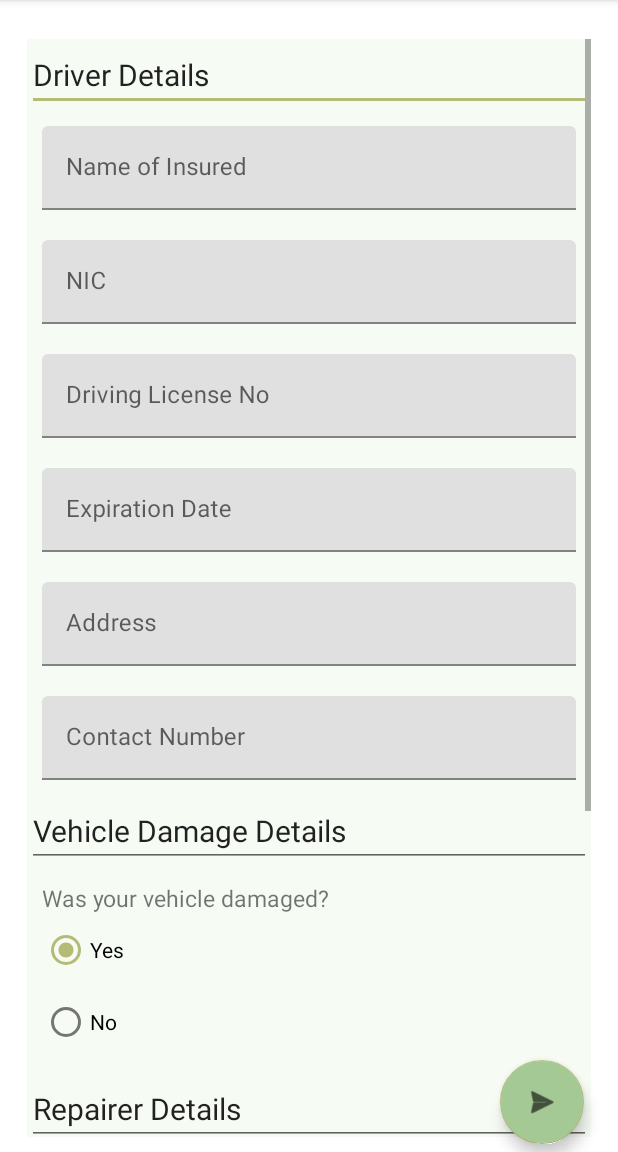
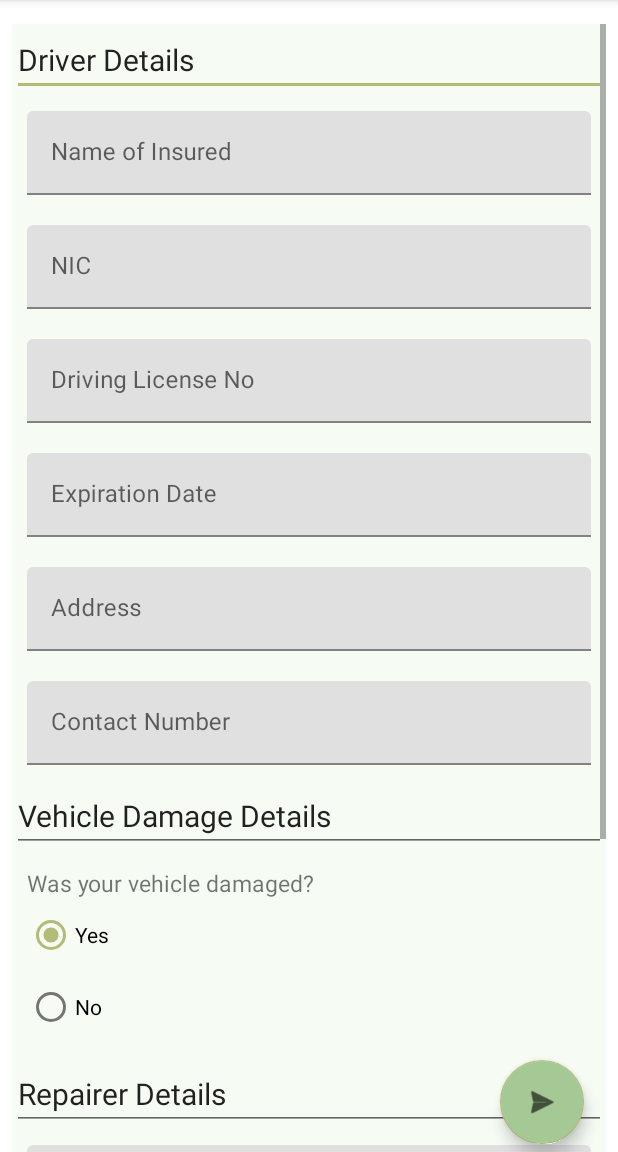
Before and after one commit to mpmadhavig/we-care, an Android app: the ClaimActivity screen opened directly, with no data from a screen before it, on a phone screen of 412 x 824 dp, the part 84-1236 px from its top. Run offline under Robolectric (Android 15) with nearby library versions, the light colour scheme and no system bars.

Commit message:
New changes

```diff
--- a/app/src/main/java/com/project/wecare/ClaimActivity.java
+++ b/app/src/main/java/com/project/wecare/ClaimActivity.java
@@ -10,11 +10,22 @@ import android.view.Menu;
 import android.view.MenuInflater;
 import android.view.MenuItem;
 import android.view.View;
+import android.widget.EditText;
 import android.widget.Toast;
+
+import com.google.android.material.textfield.TextInputEditText;
 
 import java.util.Objects;
 
 public class ClaimActivity extends AppCompatActivity {
+
+    private TextInputEditText driver_name;
+    private TextInputEditText driver_nic;
+    private TextInputEditText driver_driving_license_no;
+    private TextInputEditText driver_license_expiration_date;
+    private TextInputEditText driver_address;
+    private TextInputEditText driver_contact_no;
+
 
     @Override
     protected void onCreate(Bundle savedInstanceState) {
@@ -23,11 +34,45 @@ public class ClaimActivity extends AppCompatActivity {
 
         ActionBar actionBar = getSupportActionBar();
         Objects.requireNonNull(actionBar).setDisplayHomeAsUpEnabled(true);
+
+        driver_name = findViewById(R.id.driver_name);
+        driver_nic = findViewById(R.id.driver_nic);
+        driver_driving_license_no = findViewById(R.id.driver_driving_license_no);
+        driver_license_expiration_date = findViewById(R.id.driver_license_expiration_date);
+        driver_address = findViewById(R.id.driver_address);
+        driver_contact_no = findViewById(R.id.driver_contact_no);
+
+    }
+
+    @Override
+    protected void onSaveInstanceState(@NonNull Bundle outState) {
+        super.onSaveInstanceState(outState);
+
+        outState.putCharSequence("driver_name", driver_name.getText());
+        outState.putCharSequence("driver_nic", driver_nic.getText());
+        outState.putCharSequence("driver_driving_license_no", driver_driving_license_no.getText());
+        outState.putCharSequence("driver_license_expiration_date", driver_license_expiration_date.getText());
+        outState.putCharSequence("driver_address", driver_address.getText());
+        outState.putCharSequence("driver_contact_no", driver_contact_no.getText());
+
+    }
+
+    @Override
+    protected void onRestoreInstanceState(@NonNull Bundle savedInstanceState) {
+        super.onRestoreInstanceState(savedInstanceState);
+
+        driver_name.setText(savedInstanceState.getCharSequence("driver_name"));
+        driver_nic.setText(savedInstanceState.getCharSequence("driver_nic"));
+        driver_driving_license_no.setText(savedInstanceState.getCharSequence("driver_driving_license_no"));
+        driver_license_expiration_date.setText(savedInstanceState.getCharSequence("driver_license_expiration_date"));
+        driver_address.setText(savedInstanceState.getCharSequence("driver_address"));
+        driver_contact_no.setText(savedInstanceState.getCharSequence("driver_contact_no"));
+
     }
 
     @Override
     public boolean onOptionsItemSelected(@NonNull MenuItem item) {
-        startActivity(new Intent(this,WelcomeActivity.class));
+        startActivity(new Intent(this, WelcomeActivity.class));
         return super.onOptionsItemSelected(item);
     }
 
@@ -37,7 +82,7 @@ public class ClaimActivity extends AppCompatActivity {
 
     public void accidentDetails(View view){
         // Todo: next activity
-        Intent intent = new Intent(this, WelcomeActivity.class);
+        Intent intent = new Intent(this, RecordActivity.class);
         startActivity(intent);
     }
 }
--- a/app/src/main/java/com/project/wecare/MainActivity.java
+++ b/app/src/main/java/com/project/wecare/MainActivity.java
@@ -12,8 +12,8 @@ public class MainActivity extends AppCompatActivity {
         super.onCreate(savedInstanceState);
         setContentView(R.layout.activity_main);
 
-        Intent intent = new Intent(this, WelcomeActivity.class);
-        startActivity(intent);
+//        Intent intent = new Intent(this, WelcomeActivity.class);
+//        startActivity(intent);
         finish();
     }
 
--- a/app/src/main/java/com/project/wecare/WelcomeActivity.java
+++ b/app/src/main/java/com/project/wecare/WelcomeActivity.java
@@ -69,7 +69,7 @@ public class WelcomeActivity extends AppCompatActivity {
                 return true;
 
             case R.id.action_new_claim:
-                Intent intent = new Intent(this, RecordActivity.class);
+                Intent intent = new Intent(this, ClaimActivity.class);
                 startActivity(intent);
                 return true;
 
--- a/app/src/main/res/layout/activity_claim.xml
+++ b/app/src/main/res/layout/activity_claim.xml
@@ -6,19 +6,6 @@
     android:layout_width="match_parent"
     android:layout_height="match_parent"
     tools:context=".ClaimActivity">
-
-    <androidx.constraintlayout.widget.ConstraintLayout
-        android:id="@+id/LAY_main"
-        android:layout_width="match_parent"
-        android:layout_height="match_parent"
-        app:layout_constraintBottom_toBottomOf="parent"
-        app:layout_constraintEnd_toEndOf="parent"
-        app:layout_constraintHorizontal_bias="0.0"
-        app:layout_constraintStart_toStartOf="parent"
-        app:layout_constraintTop_toTopOf="parent"
-        android:layout_margin="10dp"
-        app:layout_constraintVertical_bias="1.0">
-
 
     <androidx.constraintlayout.widget.ConstraintLayout
         android:id="@+id/LAY_pageContent"
@@ -35,9 +22,8 @@
         app:layout_constraintTop_toTopOf="parent"
         app:layout_constraintVertical_bias="0.0">
 
-
         <ScrollView
-                android:id="@+id/SCROLL_claimForm"
+            android:id="@+id/scroll_claim_form"
             android:layout_width="match_parent"
             android:layout_height="wrap_content"
             app:layout_constraintBottom_toBottomOf="parent"
@@ -47,20 +33,21 @@
             app:layout_constraintVertical_bias="0.0">
 
             <LinearLayout
-                    android:id="@+id/LINLAY_claimDetails"
+                android:id="@+id/linear_layout_claim_details"
                 android:layout_width="match_parent"
                 android:layout_height="wrap_content"
                 android:orientation="vertical">
 
-
                 <EditText
-                        android:id="@+id/editTextTextPersonName"
+                    android:id="@+id/driver_details"
                     android:layout_width="match_parent"
                     android:layout_height="wrap_content"
                     android:ems="10"
                     android:inputType="textPersonName"
-                        android:text="Driver Details"
-                        android:textSize="20dp" />
+                    android:text="@string/driver_details_hint"
+                    android:textSize="20sp"
+                    android:autofillHints="name"
+                    tools:ignore="LabelFor" />
 
                 <com.google.android.material.textfield.TextInputLayout
                     android:layout_width="match_parent"
@@ -70,7 +57,9 @@
                     <com.google.android.material.textfield.TextInputEditText
                         android:layout_width="match_parent"
                         android:layout_height="match_parent"
-                            android:hint="Name of Insured" />
+                        android:saveEnabled = "true"
+                        android:hint="@string/driver_name_hint"
+                        android:id="@+id/driver_name"/>
                 </com.google.android.material.textfield.TextInputLayout>
 
                 <com.google.android.material.textfield.TextInputLayout
@@ -79,9 +68,11 @@
                     android:layout_margin="10dp">
 
                     <com.google.android.material.textfield.TextInputEditText
+                        android:id="@+id/driver_nic"
+                        android:hint="@string/nic_hint"
                         android:layout_width="match_parent"
                         android:layout_height="wrap_content"
-                            android:hint="NIC" />
+                        />
                 </com.google.android.material.textfield.TextInputLayout>
 
                 <com.google.android.material.textfield.TextInputLayout
@@ -90,10 +81,10 @@
                     android:layout_margin="10dp">
 
                     <com.google.android.material.textfield.TextInputEditText
-                            android:id="@+id/drivingLicense"
+                        android:id="@+id/driver_driving_license_no"
+                        android:hint="@string/driving_license_no_hint"
                         android:layout_width="match_parent"
                         android:layout_height="wrap_content"
-                            android:hint="Driving License No"
                         android:inputType="number" />
                 </com.google.android.material.textfield.TextInputLayout>
 
@@ -103,10 +94,10 @@
                     android:layout_margin="10dp">
 
                     <com.google.android.material.textfield.TextInputEditText
-                            android:id="@+id/expirationDate"
+                        android:id="@+id/driver_license_expiration_date"
+                        android:hint="@string/license_expiration_date_hint"
                         android:layout_width="match_parent"
                         android:layout_height="wrap_content"
-                            android:hint="Expiration Date"
                         android:inputType="date" />
                 </com.google.android.material.textfield.TextInputLayout>
 
@@ -116,9 +107,10 @@
                     android:layout_margin="10dp">
 
                     <com.google.android.material.textfield.TextInputEditText
+                        android:id="@+id/driver_address"
+                        android:hint="@string/address_hint"
                         android:layout_width="match_parent"
-                            android:layout_height="wrap_content"
-                            android:hint="Address" />
+                        android:layout_height="wrap_content" />
                 </com.google.android.material.textfield.TextInputLayout>
 
 
@@ -128,21 +120,23 @@
                     android:layout_margin="10dp">
 
                     <com.google.android.material.textfield.TextInputEditText
-                            android:id="@+id/contactNo"
+                        android:id="@+id/driver_contact_no"
+                        android:hint="@string/contact_no_hint"
                         android:layout_width="match_parent"
                         android:layout_height="wrap_content"
-                            android:hint="Contact Number"
                         android:inputType="number" />
                 </com.google.android.material.textfield.TextInputLayout>
 
                 <EditText
-                        android:id="@+id/damageDetails"
+                    android:id="@+id/_vehicle_damage_details"
+                    android:text="@string/vehicle_damage_details_details"
+                    android:inputType="textPersonName"
                     android:layout_width="match_parent"
                     android:layout_height="wrap_content"
                     android:ems="10"
-                        android:inputType="textPersonName"
-                        android:text="Vehicle Damage Details"
-                        android:textSize="20dp" />
+                    android:textSize="20sp"
+                    android:autofillHints="text"
+                    tools:ignore="LabelFor" />
 
                 <LinearLayout
                     android:layout_width="match_parent"
@@ -151,44 +145,48 @@
                     android:layout_margin="10dp">
 
                     <TextView
+                        android:id="@+id/vehicle_damaged_or_not"
+                        android:text="@string/vehicle_damaged_hint"
                         android:layout_width="match_parent"
                         android:layout_height="match_parent"
-                            android:textSize="15dp"
-                            android:text="Was your vehicle damaged?" />
+                        android:textSize="15sp" />
 
                     <RadioGroup
+                        android:id="@+id/vehicle_damaged_answer"
                         android:layout_width="match_parent"
                         android:layout_height="match_parent"
                         >
 
                         <RadioButton
-                                android:id="@+id/yes"
+                            android:id="@+id/vehicle_damage_yes"
+                            android:text="@string/vehicle_damage_yes"
                             android:layout_width="match_parent"
                             android:layout_height="match_parent"
                             android:layout_gravity="center_horizontal"
                             android:checked="true"
-                                android:text="Yes"
                             android:textColorHighlight="#7C7474"
                             android:textColorLink="#6A5A5A" />
 
                         <RadioButton
+                            android:id="@+id/vehicle_damage_no"
+                            android:text="@string/vehicle_damage_no_hint"
                             android:layout_width="match_parent"
                             android:layout_height="match_parent"
-                                android:text="No"
-                                android:id="@+id/no"
                             android:layout_gravity="center_horizontal"
                             android:checked="false" />
                     </RadioGroup>
                 </LinearLayout>
 
                 <EditText
-                        android:id="@+id/repairerDetails"
+                    android:id="@+id/repairer_details"
+                    android:text="@string/repairer_details_hint"
                     android:layout_width="match_parent"
                     android:layout_height="wrap_content"
                     android:ems="10"
                     android:inputType="textPersonName"
-                        android:text="Repairer Details"
-                        android:textSize="20dp" />
+                    android:textSize="20sp"
+                    android:autofillHints="text"
+                    tools:ignore="LabelFor" />
 
                 <com.google.android.material.textfield.TextInputLayout
                     android:layout_width="match_parent"
@@ -196,10 +194,10 @@
                     android:layout_margin="10dp">
 
                     <com.google.android.material.textfield.TextInputEditText
+                        android:id="@+id/company_name"
+                        android:hint="@string/company_name_hint"
                         android:layout_width="match_parent"
-                            android:layout_height="match_parent"
-                            android:id="@+id/companyName"
-                            android:hint="Company name" />
+                        android:layout_height="match_parent" />
                 </com.google.android.material.textfield.TextInputLayout>
 
                 <com.google.android.material.textfield.TextInputLayout
@@ -208,10 +206,10 @@
                     android:layout_margin="10dp">
 
                     <com.google.android.material.textfield.TextInputEditText
+                        android:id="@+id/company_location"
+                        android:hint="@string/company_location_hint"
                         android:layout_width="match_parent"
-                            android:layout_height="match_parent"
-                            android:id="@+id/companyLocation"
-                            android:hint="Location" />
+                        android:layout_height="match_parent" />
                 </com.google.android.material.textfield.TextInputLayout>
 
                 <com.google.android.material.textfield.TextInputLayout
@@ -220,10 +218,10 @@
                     android:layout_margin="10dp">
 
                     <com.google.android.material.textfield.TextInputEditText
+                        android:id="@+id/contact_person_name"
+                        android:hint="@string/contact_person_name_hint"
                         android:layout_width="match_parent"
-                            android:layout_height="match_parent"
-                            android:id="@+id/contactPerson"
-                            android:hint="Contact Person Name" />
+                        android:layout_height="match_parent" />
                 </com.google.android.material.textfield.TextInputLayout>
 
                 <com.google.android.material.textfield.TextInputLayout
@@ -232,18 +230,14 @@
                     android:layout_margin="10dp">
 
                     <com.google.android.material.textfield.TextInputEditText
+                        android:id="@+id/company_contact_no"
+                        android:hint="@string/company_contact_no_hint"
                         android:layout_width="match_parent"
-                            android:layout_height="match_parent"
-                            android:id="@+id/companyContactNo"
-                            android:hint="Contact Number" />
+                        android:layout_height="match_parent" />
                 </com.google.android.material.textfield.TextInputLayout>
 
             </LinearLayout>
         </ScrollView>
-
-
-
-        </androidx.constraintlayout.widget.ConstraintLayout>
     </androidx.constraintlayout.widget.ConstraintLayout>
 
     <com.google.android.material.floatingactionbutton.FloatingActionButton
--- a/app/src/main/res/layout/activity_main.xml
+++ b/app/src/main/res/layout/activity_main.xml
@@ -6,13 +6,18 @@
     android:layout_height="match_parent"
     tools:context=".MainActivity">
 
-    <TextView
-        android:layout_width="wrap_content"
-        android:layout_height="wrap_content"
-        android:text="Hello World!"
-        app:layout_constraintBottom_toBottomOf="parent"
+    <androidx.fragment.app.FragmentContainerView
+        android:id="@+id/nav_host_fragment"
+        android:name="androidx.navigation.fragment.NavHostFragment"
+        android:layout_width="0dp"
+        android:layout_height="0dp"
         app:layout_constraintLeft_toLeftOf="parent"
         app:layout_constraintRight_toRightOf="parent"
-        app:layout_constraintTop_toTopOf="parent" />
+        app:layout_constraintTop_toTopOf="parent"
+        app:layout_constraintBottom_toBottomOf="parent"
+
+        app:defaultNavHost="true"
+        app:navGraph="@navigation/nav_graph" />
+
 
 </androidx.constraintlayout.widget.ConstraintLayout>
--- a/app/src/main/res/layout/activity_welcome.xml
+++ b/app/src/main/res/layout/activity_welcome.xml
@@ -25,10 +25,10 @@
             android:layout_height="wrap_content"
             android:ems="10"
             android:inputType="textPersonName"
-            android:text="Claims"
-            android:textSize="20dp" />
-
-
+            android:text="@string/claims_title"
+            android:textSize="20sp"
+            android:importantForAutofill="no"
+            tools:ignore="LabelFor" />
 
         <ScrollView
             android:layout_width="match_parent"
@@ -37,7 +37,7 @@
 
             <androidx.recyclerview.widget.RecyclerView
                 android:layout_width="match_parent"
-                android:layout_height="match_parent"
+                android:layout_height="wrap_content"
                 android:id="@+id/claimRecView"/>
 
         </ScrollView>
--- a/app/src/main/res/values/strings.xml
+++ b/app/src/main/res/values/strings.xml
@@ -21,4 +21,21 @@
     <string name="new_claim_button">New Claim</string>
     <string name="settings">Settings</string>
     <string name="nextButton">next</string>
+    <string name="driver_details_hint">Driver Details</string>
+    <string name="driver_name_hint">Name of Insured</string>
+    <string name="nic_hint">NIC</string>
+    <string name="driving_license_no_hint">Driving License No</string>
+    <string name="license_expiration_date_hint">Expiration Date</string>
+    <string name="address_hint">Address</string>
+    <string name="contact_no_hint">Contact Number</string>
+    <string name="vehicle_damage_details_details">Vehicle Damage Details</string>
+    <string name="vehicle_damaged_hint">Was your vehicle damaged?</string>
+    <string name="vehicle_damage_yes">Yes</string>
+    <string name="vehicle_damage_no_hint">No</string>
+    <string name="repairer_details_hint">Repairer Details</string>
+    <string name="company_name_hint">Company name</string>
+    <string name="company_location_hint">Location</string>
+    <string name="contact_person_name_hint">Contact Person Name</string>
+    <string name="company_contact_no_hint">Contact Number</string>
+    <string name="claims_title">Claims</string>
 </resources>
```
Also changed, not shown: 1 other file. Lines whose indentation alone changed are shown as unchanged.
